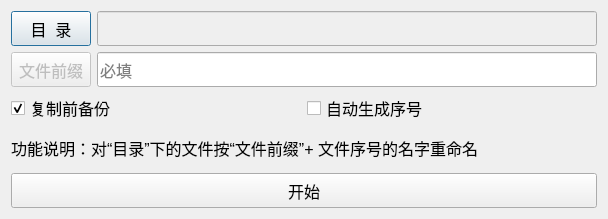
RockyChing/qt_play, file qt_project/edit/filerenamedlg.ui: the form before one commit.
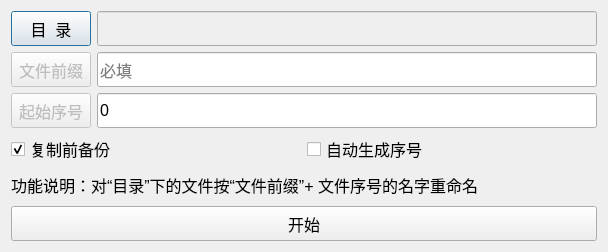
The form after the commit.

The edit to the form file:
```diff
--- a/qt_project/edit/filerenamedlg.ui
+++ b/qt_project/edit/filerenamedlg.ui
@@ -7,7 +7,7 @@
     <x>0</x>
     <y>0</y>
     <width>605</width>
-    <height>219</height>
+    <height>252</height>
    </rect>
   </property>
   <property name="windowTitle">
@@ -100,6 +100,55 @@
      </item>
     </layout>
    </item>
+   <item>
+    <layout class="QHBoxLayout" name="horizontalLayout_4">
+     <item>
+      <widget class="QPushButton" name="btnSeq">
+       <property name="enabled">
+        <bool>false</bool>
+       </property>
+       <property name="minimumSize">
+        <size>
+         <width>0</width>
+         <height>35</height>
+        </size>
+       </property>
+       <property name="font">
+        <font>
+         <pointsize>12</pointsize>
+        </font>
+       </property>
+       <property name="text">
+        <string>起始序号</string>
+       </property>
+      </widget>
+     </item>
+     <item>
+      <widget class="QLineEdit" name="lineEditSeq">
+       <property name="enabled">
+        <bool>true</bool>
+       </property>
+       <property name="minimumSize">
+        <size>
+         <width>500</width>
+         <height>35</height>
+        </size>
+       </property>
+       <property name="font">
+        <font>
+         <pointsize>12</pointsize>
+        </font>
+       </property>
+       <property name="text">
+        <string>0</string>
+       </property>
+       <property name="placeholderText">
+        <string>选填</string>
+       </property>
+      </widget>
+     </item>
+    </layout>
+   </item>
    <item>
     <layout class="QHBoxLayout" name="horizontalLayout_2">
      <item>
```
